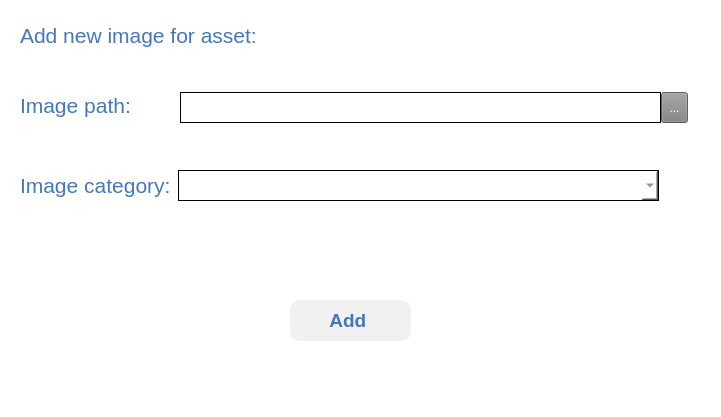
Before: the Qt Designer form design/Add_image_dialog.ui in 2uanDM/Upwork-Assets-Dashboard, drawn with Qt 5.
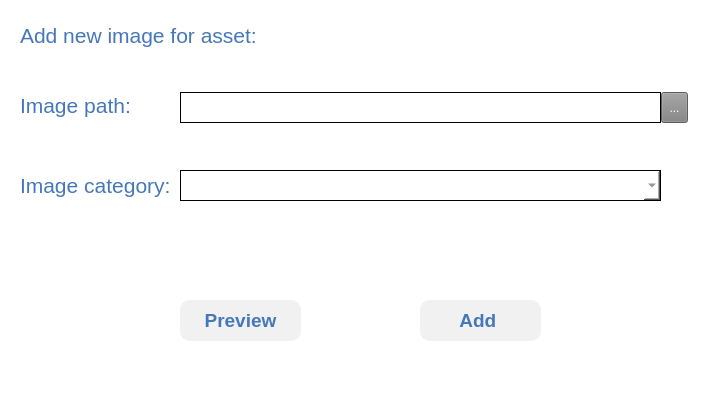
After: the same form once the commit is applied.

Patch:
```diff
--- a/design/Add_image_dialog.ui
+++ b/design/Add_image_dialog.ui
@@ -155,7 +155,7 @@
    <widget class="QComboBox" name="comboBox">
     <property name="geometry">
      <rect>
-      <x>218</x>
+      <x>220</x>
       <y>180</y>
       <width>481</width>
       <height>31</height>
@@ -176,7 +176,7 @@
    <widget class="QPushButton" name="add_image_button">
     <property name="geometry">
      <rect>
-      <x>330</x>
+      <x>460</x>
       <y>310</y>
       <width>121</width>
       <height>41</height>
@@ -213,6 +213,46 @@
      <string>Add </string>
     </property>
    </widget>
+   <widget class="QPushButton" name="add_image_button_2">
+    <property name="geometry">
+     <rect>
+      <x>220</x>
+      <y>310</y>
+      <width>121</width>
+      <height>41</height>
+     </rect>
+    </property>
+    <property name="font">
+     <font>
+      <family>Segoe UI</family>
+      <pointsize>14</pointsize>
+      <weight>75</weight>
+      <bold>true</bold>
+     </font>
+    </property>
+    <property name="layoutDirection">
+     <enum>Qt::LeftToRight</enum>
+    </property>
+    <property name="styleSheet">
+     <string notr="true">/* Normal state styles */
+QPushButton {
+    color: rgb(69, 119, 185);
+    border: 2px solid rgb(241, 241, 241);
+    border-radius: 10px;
+    background-color: rgb(241, 241, 241);
+}
+
+/* Hover state styles */
+QPushButton:hover {
+    color: white;
+    background-color: darkgray;
+}
+</string>
+    </property>
+    <property name="text">
+     <string>Preview</string>
+    </property>
+   </widget>
   </widget>
  </widget>
  <resources/>
```
